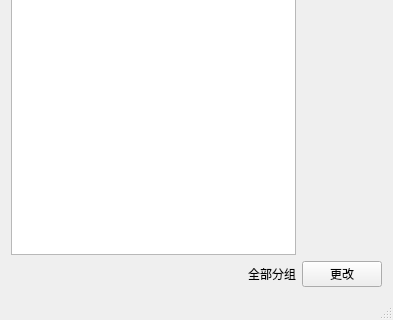
Qt form mainwindow.ui (zhouziqunzzq/qt-address-book) before a commit; both pictures show x 0 to 393 and y 212 to 532 of the 393 by 532 pixel window.
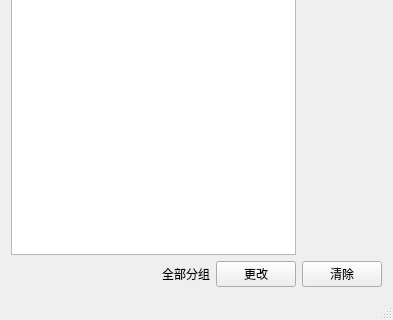
The same form after that commit.

```diff
--- a/mainwindow.ui
+++ b/mainwindow.ui
@@ -120,6 +120,13 @@
           </property>
          </widget>
         </item>
+        <item>
+         <widget class="QPushButton" name="pushButton_4">
+          <property name="text">
+           <string>清除</string>
+          </property>
+         </widget>
+        </item>
        </layout>
       </item>
      </layout>
```
Left out of the diff: 6 changed lines with no effect on the pictures.
